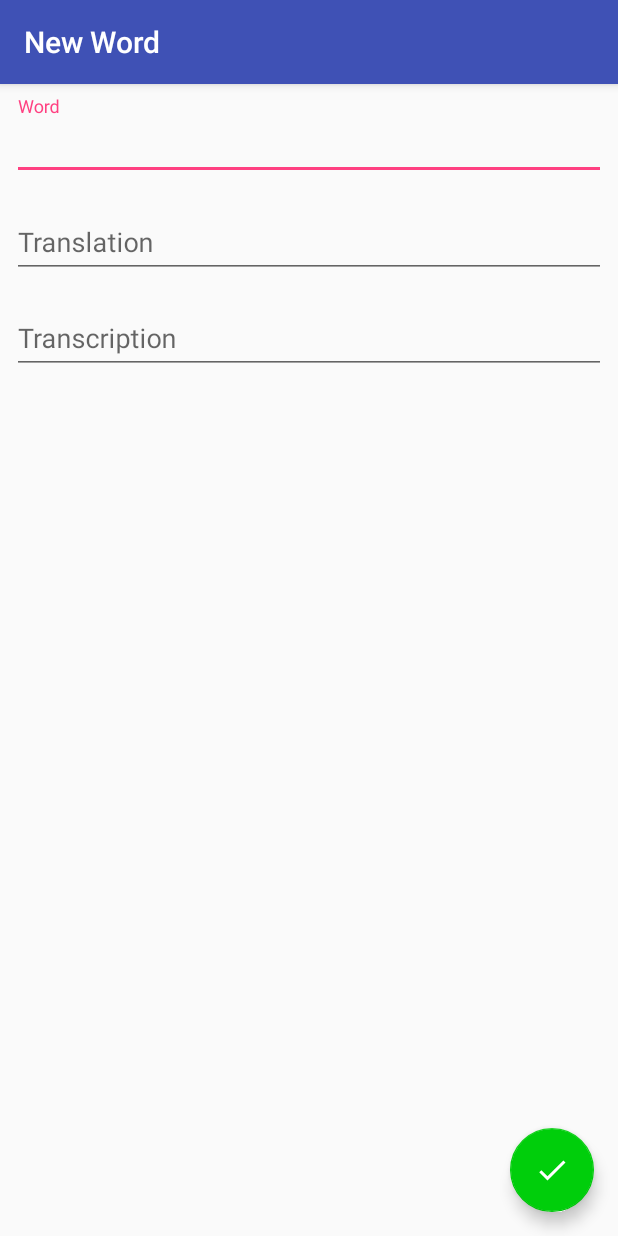
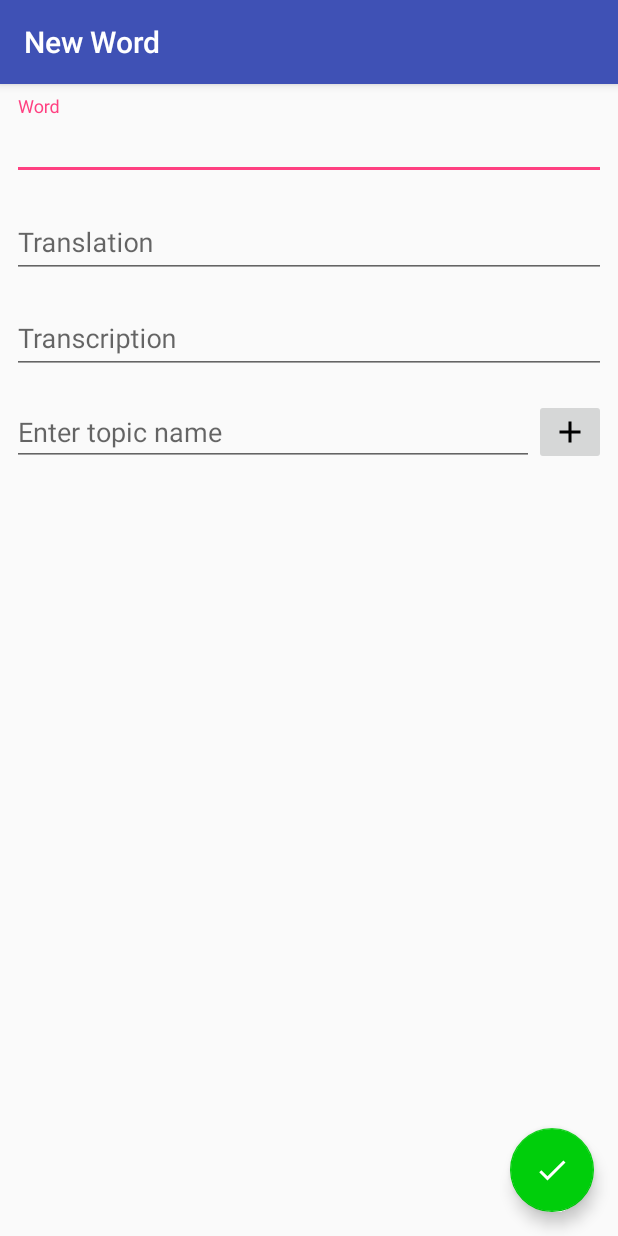
Before and after one commit to ancientloregames/Lexio, an Android app: the WordActivity screen opened directly, with no data from a screen before it, on a phone screen of 412 x 824 dp. Run offline under Robolectric (Android 15) with nearby library versions, the phone set to English and light mode, and no system bars; our stand-ins replace data binding; 1 statement that could not run was skipped.

Commit message:
added topics fucntionality

```diff
--- a/app/build.gradle
+++ b/app/build.gradle
@@ -58,6 +58,8 @@ dependencies {
     implementation "android.arch.persistence.room:rxjava2:$ROOM_VERSION"
     kapt "android.arch.persistence.room:compiler:$ROOM_VERSION"
 
+    implementation 'com.jsoniter:jsoniter:0.9.22'
+
     testImplementation "android.arch.persistence.room:testing:$ROOM_VERSION"
 
     testImplementation 'junit:junit:4.12'
--- a/app/src/main/java/com/ancientlore/lexio/WordsDatabase.kt
+++ b/app/src/main/java/com/ancientlore/lexio/WordsDatabase.kt
@@ -3,9 +3,11 @@ package com.ancientlore.lexio
 import android.arch.persistence.room.Database
 import android.arch.persistence.room.Room
 import android.arch.persistence.room.RoomDatabase
+import android.arch.persistence.room.TypeConverters
 import android.content.Context
 
 @Database(entities = [(Word::class)], version = 1)
+@TypeConverters(DataConverters::class)
 abstract class WordsDatabase : RoomDatabase() {
 
 	abstract fun wordDao(): WordDao
--- a/app/src/main/res/layout/activity_word.xml
+++ b/app/src/main/res/layout/activity_word.xml
@@ -1,7 +1,7 @@
 <?xml version="1.0" encoding="utf-8"?>
 <layout xmlns:android="http://schemas.android.com/apk/res/android"
 		xmlns:app="http://schemas.android.com/apk/res-auto"
-		xmlns:bind="http://schemas.android.com/tools"
+		xmlns:tools="http://schemas.android.com/tools"
 	>
 	<data>
 		<variable name="wordModel" type="com.ancientlore.lexio.WordViewModel"/>
@@ -88,7 +88,7 @@
 			app:layout_constraintEnd_toEndOf="parent"
 			app:layout_constraintStart_toStartOf="parent"
 			app:layout_constraintTop_toBottomOf="@+id/translationWrapper"
-			app:layout_constraintBottom_toBottomOf="parent"
+			app:layout_constraintBottom_toTopOf="@+id/et_topic"
 			app:layout_constraintHorizontal_bias="0.5"
 			>
 			<android.support.v7.widget.AppCompatEditText
@@ -102,6 +102,59 @@
 				android:inputType="@{wordModel.editable ? InputType.TYPE_CLASS_TEXT : InputType.TYPE_NULL}"
 				/>
 		</android.support.design.widget.TextInputLayout>
+
+		<EditText
+			android:id="@+id/et_topic"
+			android:layout_width="0dp"
+			android:layout_height="wrap_content"
+			android:layout_marginLeft="8dp"
+			android:layout_marginStart="8dp"
+			android:layout_marginTop="16dp"
+			android:inputType="@{wordModel.editable ? InputType.TYPE_CLASS_TEXT : InputType.TYPE_NULL}"
+			app:layout_constraintStart_toStartOf="parent"
+			app:layout_constraintEnd_toStartOf="@+id/btn_add_topic"
+			app:layout_constraintHorizontal_bias="0.5"
+			app:layout_constraintBottom_toTopOf="@+id/tv_topics_list"
+			app:layout_constraintTop_toBottomOf="@+id/transcriptionWrapper"
+			android:hint="@string/enter_topic"
+			android:text="@={wordModel.topicField}"
+			/>
+
+		<ImageButton
+			android:layout_width="wrap_content"
+			android:layout_height="wrap_content"
+			app:srcCompat="@drawable/plus"
+			android:id="@+id/btn_add_topic"
+			android:tint="@android:color/black"
+			app:layout_constraintEnd_toEndOf="parent"
+			app:layout_constraintStart_toEndOf="@+id/et_topic"
+			android:layout_marginEnd="8dp"
+			android:layout_marginRight="16dp"
+			app:layout_constraintTop_toTopOf="@+id/et_topic"
+			app:layout_constraintBottom_toBottomOf="@+id/et_topic"
+			android:contentDescription="@string/enter_topic"
+			android:onClick="@{() -> wordModel.addTopic(wordModel.topicField)}"
+			/>
+
+		<TextView
+			android:layout_width="0dp"
+			android:layout_height="wrap_content"
+			android:id="@+id/tv_topics_list"
+			app:layout_constraintStart_toStartOf="parent"
+			android:layout_marginLeft="8dp"
+			android:layout_marginStart="8dp"
+			app:layout_constraintEnd_toEndOf="parent"
+			android:layout_marginEnd="8dp"
+			android:layout_marginRight="8dp"
+			android:layout_marginTop="8dp"
+			app:layout_constraintTop_toBottomOf="@+id/et_topic"
+			app:layout_constraintBottom_toBottomOf="parent"
+			tools:text="TextView"
+			android:textSize="16sp"
+			android:text="@={wordModel.topicsListField}"
+			android:visibility="@{wordModel.topicsListField.isEmpty() ? View.GONE : View.VISIBLE}"
+			tools:visibility="gone"
+			/>
 
 		<android.support.design.widget.FloatingActionButton
 			android:id="@+id/submitButton"
--- a/app/src/main/res/values/strings.xml
+++ b/app/src/main/res/values/strings.xml
@@ -9,9 +9,12 @@
 	<string name="search_word">Search word</string>
 	<string name="search_translation">Search translation</string>
 
+	<string name="enter_topic">Enter topic name</string>
+
 	<string name="word">Word</string>
 	<string name="translation">Translation</string>
 	<string name="transcription">Transcription</string>
+	<string name="topic">Topic</string>
 
 	<string name="submit">Submit</string>
 </resources>
```
Also changed, not shown: app/src/main/java/com/ancientlore/lexio/DataConverters.kt (added, +14 -0 lines), app/src/main/java/com/ancientlore/lexio/Word.kt (+7 -4 lines), app/src/main/java/com/ancientlore/lexio/WordViewModel.kt (+25 -1 lines).
